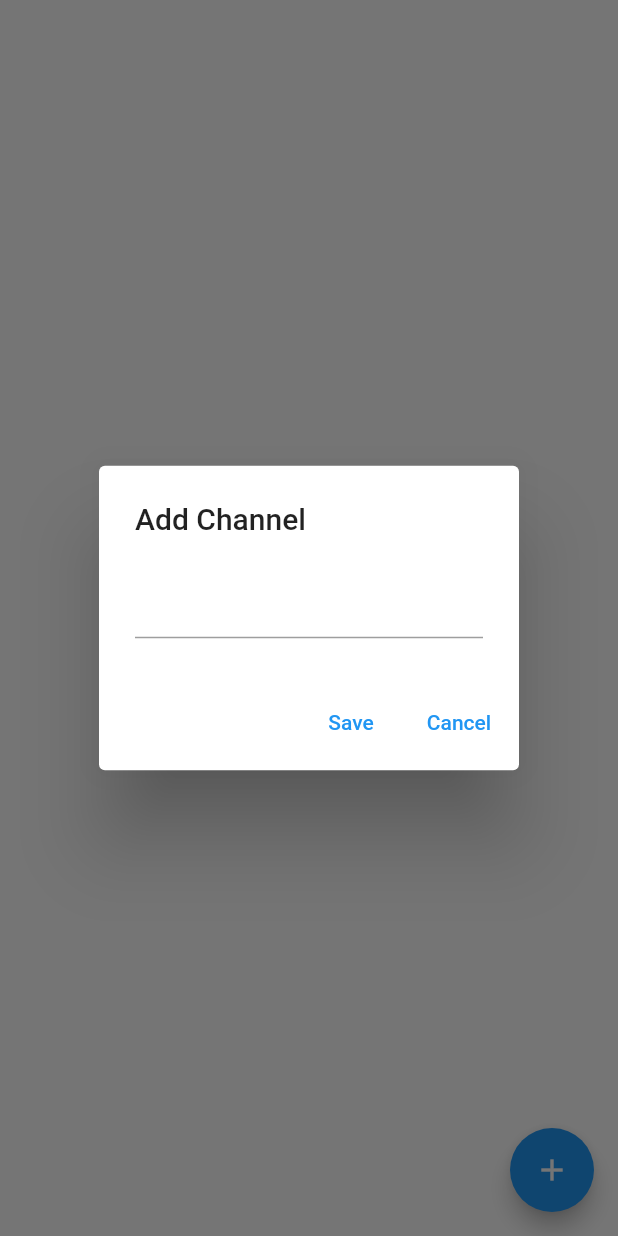
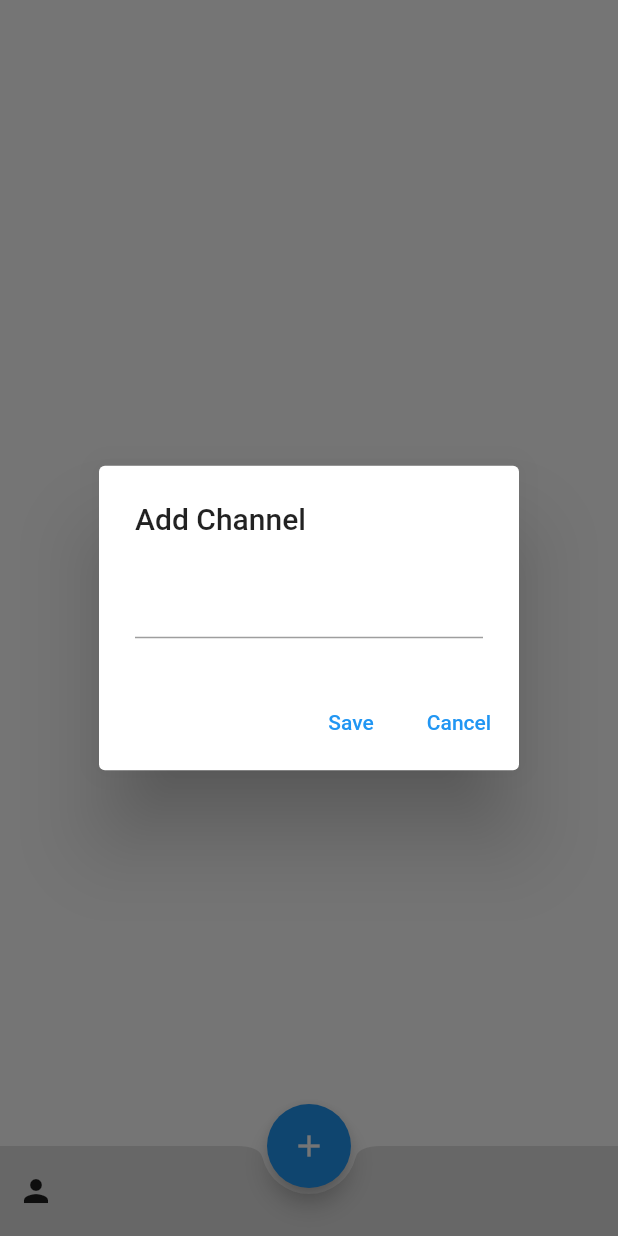
Before and after one commit to lohanidamodar/flappwritechat, a Flutter app: the ChannelsList screen opened directly, after a tap on the "add" icon, on a phone screen of 412 x 824 dp. Run offline on Flutter 3.47's test engine with Material 2 defaults, Android fonts, the phone set to English and light mode, and no system bars; our stand-ins replace appwrite, flutter_riverpod, responsive_builder; network calls fail.

Commit message:
design improvements

```diff
--- a/lib/pages/home.dart
+++ b/lib/pages/home.dart
@@ -15,7 +15,7 @@ class _HomePageState extends State<HomePage> {
   @override
   Widget build(BuildContext context) {
     return Scaffold(
-      appBar: AppBar(
+      /* appBar: AppBar(
         title: Text('Home'),
         actions: [
           IconButton(
@@ -23,7 +23,7 @@ class _HomePageState extends State<HomePage> {
             onPressed: () => Navigator.pushNamed(context, 'profile'),
           ),
         ],
-      ),
+      ), */
       body: ResponsiveBuilder(
         builder: (context, sizingInformation) {
           if (sizingInformation.deviceScreenType == DeviceScreenType.desktop ||
--- a/lib/widgets/channels_list.dart
+++ b/lib/widgets/channels_list.dart
@@ -13,7 +13,9 @@ class ChannelsList extends StatefulWidget {
   final Function(Channel) onTapChannel;
   final Channel? selectedChannel;
 
-  const ChannelsList({Key? key, required this.onTapChannel, this.selectedChannel}) : super(key: key);
+  const ChannelsList(
+      {Key? key, required this.onTapChannel, this.selectedChannel})
+      : super(key: key);
   @override
   _ChannelsListState createState() => _ChannelsListState();
 }
@@ -103,6 +105,20 @@ class _ChannelsListState extends State<ChannelsList> {
           );
         },
       ),
+      bottomNavigationBar: BottomAppBar(
+        color: Colors.grey.shade300,
+        elevation: 0,
+        shape: CircularNotchedRectangle(),
+        child: Container(
+          height: 60,
+          alignment: Alignment.centerLeft,
+          child: IconButton(
+            icon: Icon(Icons.person),
+            onPressed: () => Navigator.pushNamed(context, 'profile'),
+          ),
+        ),
+      ),
+      floatingActionButtonLocation: FloatingActionButtonLocation.centerDocked,
       floatingActionButton: FloatingActionButton(
         child: Icon(Icons.add),
         onPressed: () async {
@@ -116,14 +132,8 @@ class _ChannelsListState extends State<ChannelsList> {
               actions: [
                 TextButton(
                   onPressed: () async {
-                    final channel =
-                        await ApiService.instance.addChannel(_controller.text);
-                    /* if (channel != null) {
-                      final cp = context.read(channelsProvider);
-                      final channels = cp.state;
-                      channels.add(channel);
-                      cp.state = channels;
-                    } */
+                    await ApiService.instance.addChannel(_controller.text);
+                    _controller.clear();
                     Navigator.pop(context);
                   },
                   child: Text("Save"),
--- a/lib/widgets/chat_widget.dart
+++ b/lib/widgets/chat_widget.dart
@@ -71,6 +71,10 @@ class _ChatWidgetState extends State<ChatWidget> {
   Widget build(BuildContext context) {
     return Column(
       children: <Widget>[
+        AppBar(
+          elevation: 0,
+          title: Text(widget.channel.title),
+        ),
         Expanded(
           child: ListView.separated(
             physics: BouncingScrollPhysics(),
```
